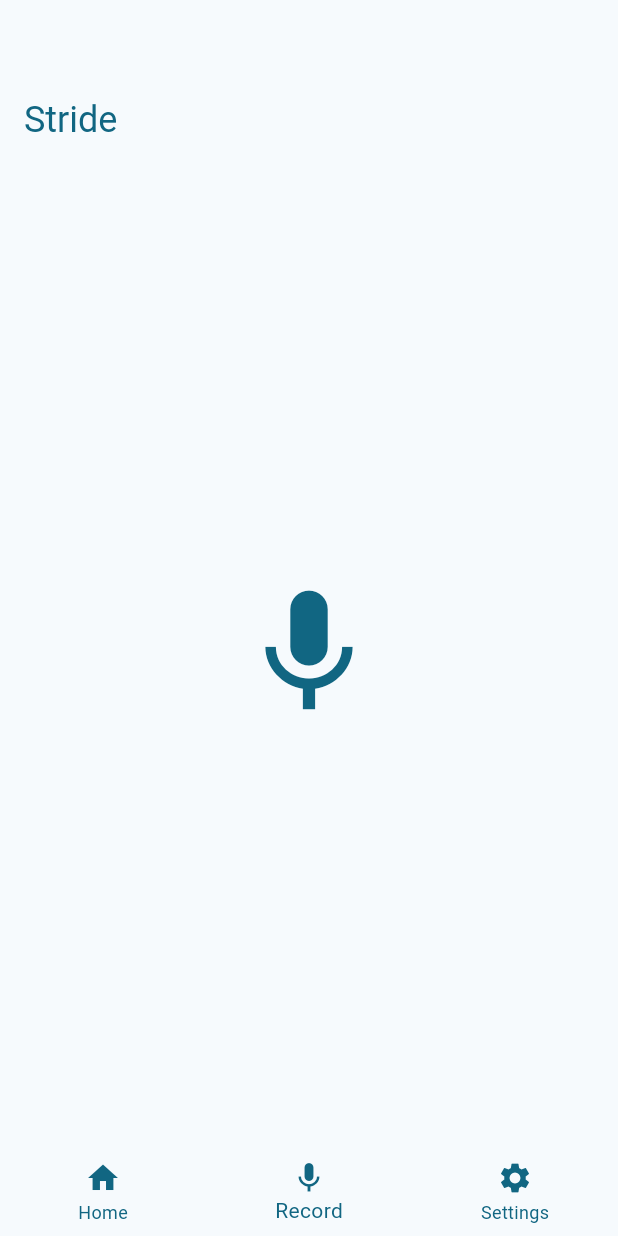
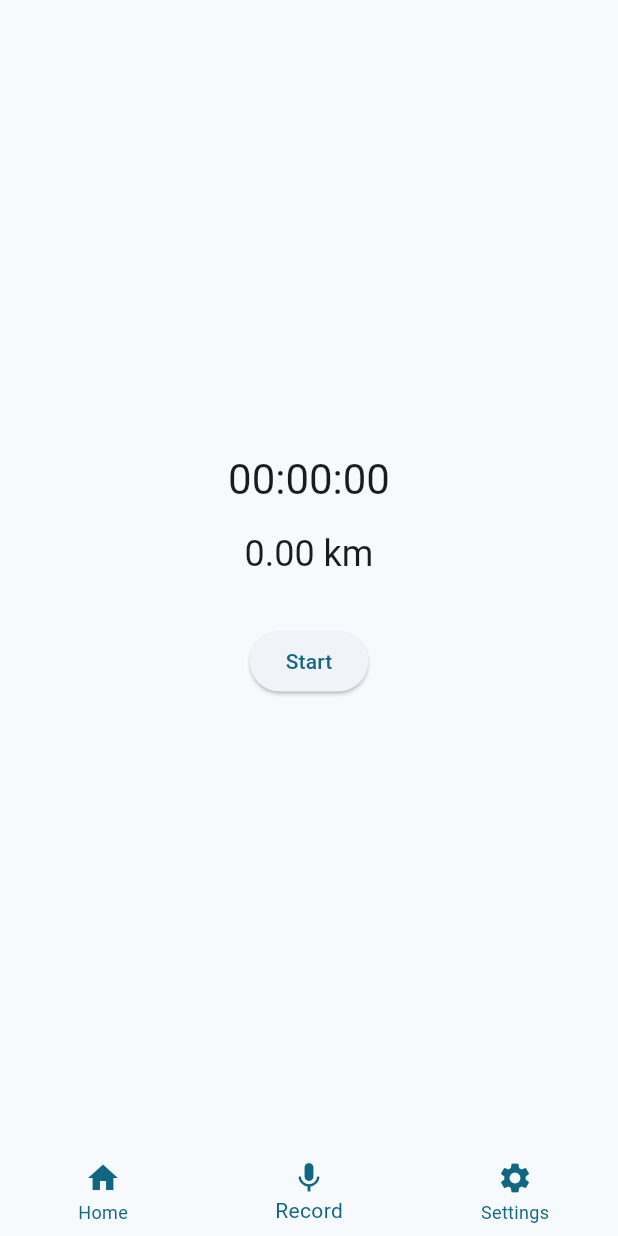
Before and after one commit to Oliver-Form/longview, a Flutter app: the screen it shows after launch, item 2 of the bottom bar chosen, on a phone screen of 412 x 824 dp. Run offline on Flutter 3.47's test engine with Material 3 defaults, Android fonts, the light colour scheme and no system bars; our stand-ins replace geolocator; Roboto replaces fonts that are missing (Georgia).

Commit message:
added time and distance tracking

```diff
--- a/lib/main.dart
+++ b/lib/main.dart
@@ -1,4 +1,5 @@
 import 'package:flutter/material.dart';
+import 'record_page.dart';
 
 void main() {
   runApp(const MyApp());
@@ -34,11 +35,8 @@
 class _MyHomePageState extends State<MyHomePage> {
   int _selectedIndex = 0;
 
-  static const List<IconData> _iconOptions = <IconData>[
-    Icons.home,
-    Icons.mic,
-    Icons.settings,
-  ];
+  // pages for bottom navigation
+  final List<Widget> _pages = [];
 
   void _onItemTapped(int index) {
     setState(() {
@@ -48,30 +46,17 @@
 
   @override
   Widget build(BuildContext context) {
+    // define pages for each tab
+    final pages = <Widget>[
+      // Home placeholder
+      Center(child: Text('Home', style: Theme.of(context).textTheme.headlineSmall)),
+      // Record page
+      const RecordPage(),
+      // Settings placeholder
+      Center(child: Text('Settings', style: Theme.of(context).textTheme.headlineSmall)),
+    ];
     return Scaffold(
-      body: Column(
-        crossAxisAlignment: CrossAxisAlignment.start,
-        children: [
-          Padding(
-            padding: const EdgeInsets.fromLTRB(16, 64, 0, 8),
-            child: Text(
-              'Stride',
-              style: Theme.of(context).textTheme.headlineSmall?.copyWith(
-                color: Theme.of(context).colorScheme.primary,
-              ),
-            ),
-          ),
-          Expanded(
-            child: Center(
-              child: Icon(
-                _iconOptions[_selectedIndex],
-                size: 100,
-                color: Theme.of(context).colorScheme.primary,
-              ),
-            ),
-          ),
-        ],
-      ),
+      body: pages[_selectedIndex],
       bottomNavigationBar: BottomNavigationBar(
         selectedItemColor: Theme.of(context).colorScheme.primary,
         unselectedItemColor: Theme.of(context).colorScheme.primary,
--- /dev/null
+++ b/lib/record_page.dart
@@ -0,0 +1,115 @@
+import 'dart:async';
+import 'package:flutter/material.dart';
+import 'package:geolocator/geolocator.dart';
+
+class RecordPage extends StatefulWidget {
+  const RecordPage({Key? key}) : super(key: key);
+
+  @override
+  _RecordPageState createState() => _RecordPageState();
+}
+
+class _RecordPageState extends State<RecordPage> {
+  bool _isTracking = false;
+  final Stopwatch _stopwatch = Stopwatch();
+  Timer? _timer;
+  StreamSubscription<Position>? _positionSubscription;
+  Position? _lastPosition;
+  double _distance = 0.0;
+
+  String get _formattedTime {
+    final duration = _stopwatch.elapsed;
+    String twoDigits(int n) => n.toString().padLeft(2, '0');
+    final hours = twoDigits(duration.inHours);
+    final minutes = twoDigits(duration.inMinutes.remainder(60));
+    final seconds = twoDigits(duration.inSeconds.remainder(60));
+    return "$hours:$minutes:$seconds";
+  }
+
+  String get _formattedDistance {
+    final km = _distance / 1000;
+    return "${km.toStringAsFixed(2)} km";
+  }
+
+  Future<void> _startTracking() async {
+    LocationPermission permission = await Geolocator.requestPermission();
+    if (permission == LocationPermission.denied ||
+        permission == LocationPermission.deniedForever) {
+      return;
+    }
+    setState(() {
+      _isTracking = true;
+      _distance = 0;
+    });
+    _stopwatch.reset();
+    _stopwatch.start();
+    _timer = Timer.periodic(const Duration(seconds: 1), (_) {
+      setState(() {});
+    });
+    _lastPosition = await Geolocator.getCurrentPosition(
+        desiredAccuracy: LocationAccuracy.high);
+    _positionSubscription = Geolocator.getPositionStream(
+      locationSettings: AndroidSettings(
+        accuracy: LocationAccuracy.bestForNavigation,
+        distanceFilter: 1,
+        intervalDuration: const Duration(milliseconds: 500),
+      ),
+    ).listen((Position position) {
+      if (_lastPosition != null) {
+        final meters = Geolocator.distanceBetween(
+            _lastPosition!.latitude,
+            _lastPosition!.longitude,
+            position.latitude,
+            position.longitude);
+        _distance += meters;
+      }
+      _lastPosition = position;
+      setState(() {});
+    });
+  }
+
+  void _stopTracking() {
+    setState(() {
+      _isTracking = false;
+    });
+    _stopwatch.stop();
+    _timer?.cancel();
+    _positionSubscription?.cancel();
+  }
+
+  @override
+  void dispose() {
+    _timer?.cancel();
+    _positionSubscription?.cancel();
+    super.dispose();
+  }
+
+  @override
+  Widget build(BuildContext context) {
+    return Center(
+      child: Padding(
+        padding: const EdgeInsets.all(16.0),
+        child: Column(
+          mainAxisSize: MainAxisSize.min,
+          crossAxisAlignment: CrossAxisAlignment.center,
+          children: [
+            Text(
+              _formattedTime,
+              style: Theme.of(context).textTheme.headlineMedium,
+            ),
+            const SizedBox(height: 16),
+            Text(
+              _formattedDistance,
+              style: Theme.of(context).textTheme.headlineSmall,
+            ),
+            const SizedBox(height: 32),
+            ElevatedButton(
+              onPressed: _isTracking ? _stopTracking : _startTracking,
+              child: Text(_isTracking ? 'Stop' : 'Start'),
+            ),
+          ],
+        ),
+      ),
+    );
+  }
+}
--- a/pubspec.yaml
+++ b/pubspec.yaml
@@ -34,6 +34,7 @@ dependencies:
   # The following adds the Cupertino Icons font to your application.
   # Use with the CupertinoIcons class for iOS style icons.
   cupertino_icons: ^1.0.8
+  geolocator: ^9.0.2
 
 dev_dependencies:
   flutter_test:
```
Also changed, not shown: pubspec.lock, 6 other files.
